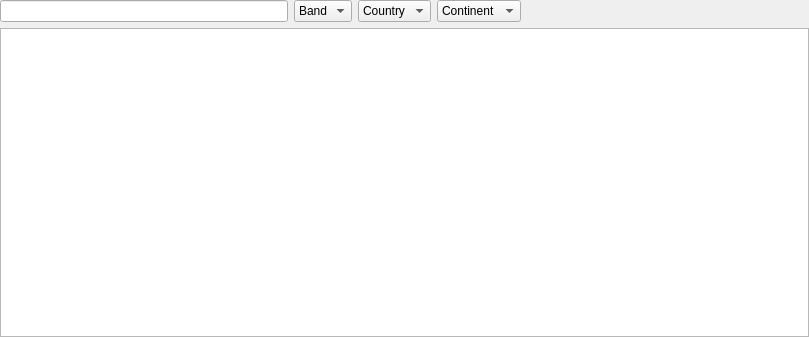
Old version of the form ui/LogbookWidget.ui in the repository 7h0ma5/QLog.
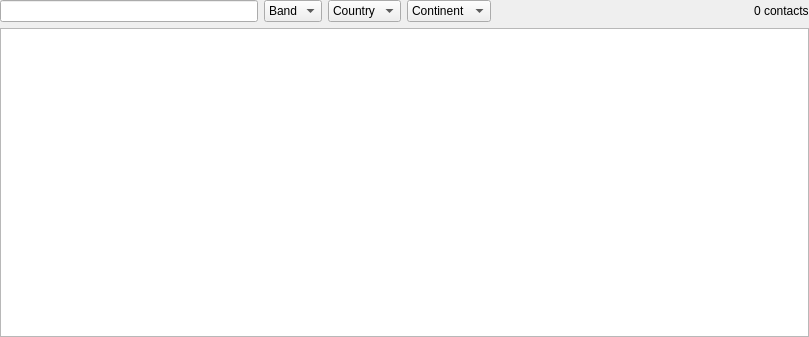
New version of the form. Icons and pictures are not drawn.

Commit message: Add contact count to logbook table

Diff of the .ui file:
```diff
--- a/ui/LogbookWidget.ui
+++ b/ui/LogbookWidget.ui
@@ -76,6 +76,13 @@
          </property>
         </spacer>
        </item>
+       <item>
+        <widget class="QLabel" name="countLabel">
+         <property name="text">
+          <string>0 contacts</string>
+         </property>
+        </widget>
+       </item>
       </layout>
      </item>
      <item>
```
Left out of the diff: 3 changed lines with no effect on the pictures. The commit also changes 2 other files.
